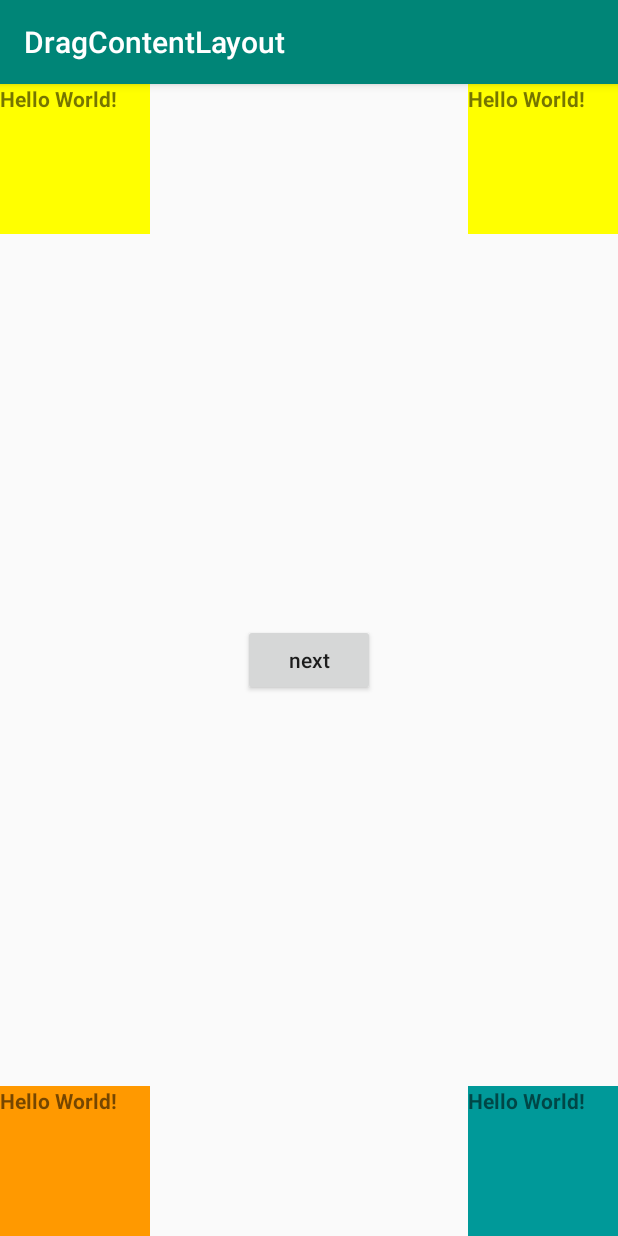
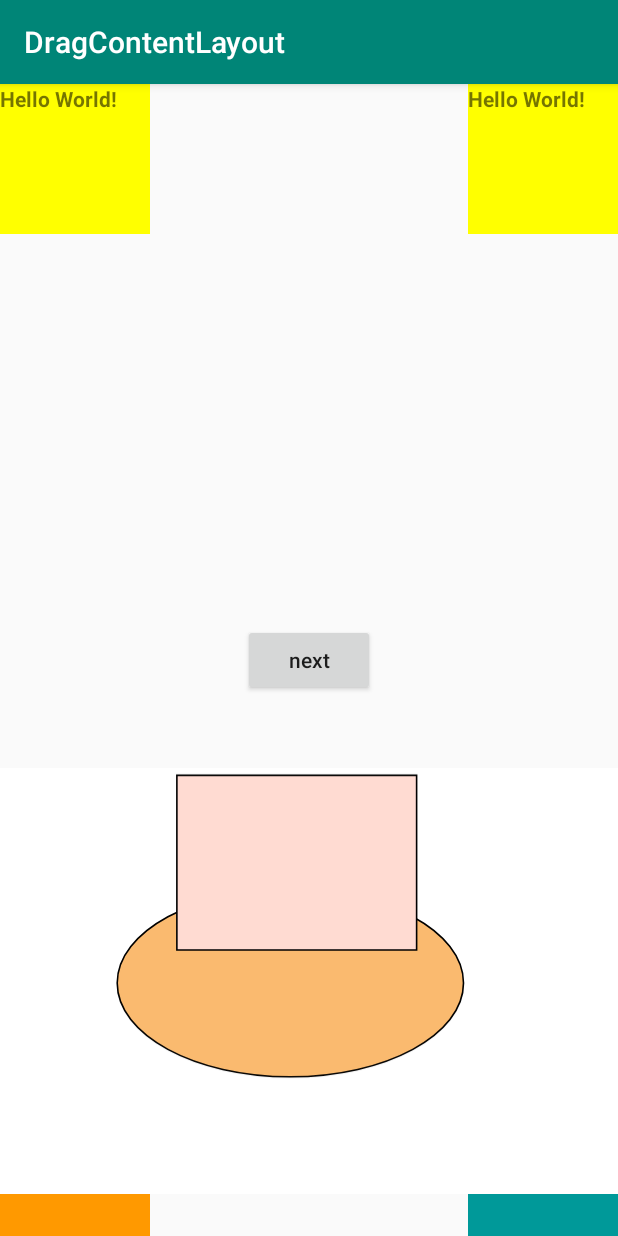
Before and after one commit to zhao2017/DragContentLayout, an Android app: the screen it shows after launch (MainActivity), on a phone screen of 412 x 824 dp. Run offline under Robolectric (Android 15) with nearby library versions, the phone set to English and light mode, and no system bars.

Commit message:
Android 瞄一下 svg

```diff
--- /dev/null
+++ b/app/src/main/res/drawable/svg_image.xml
@@ -0,0 +1,29 @@
+<?xml version="1.0" encoding="utf-8"?>
+<vector xmlns:android="http://schemas.android.com/apk/res/android"
+    android:width="580dp"
+    android:height="400dp"
+    android:viewportWidth="580"
+    android:viewportHeight="400">
+
+    <path
+        android:fillColor="#fff"
+        android:pathData="M -1 -1 H 581 V 401 H -1 V -1 Z" />
+  <!--  <path
+        android:fillColor="#fff"
+        android:pathData="M 0 0 H 100 V 100 H 0 V 0 Z" />-->
+    <path
+        android:fillColor="#FABA6F"
+        android:strokeColor="#000"
+        android:strokeWidth="1.5"
+        android:pathData="M 272.5 113.950012 C 362.246271848 113.950012 435 153.348954015 435 201.950012 C 435 250.551069985 362.246271848 289.950012 272.5 289.950012 C 182.753728152 289.950012 110 250.551069985 110 201.950012 C 110 153.348954015 182.753728152 113.950012 272.5 113.950012 Z" />
+    <path
+        android:fillColor="#FFDBD2"
+        android:strokeColor="#000"
+        android:strokeWidth="1.5"
+        android:pathData="M 166 6.950012 H 391 V 170.950012 H 166 V 6.950012 Z" />
+    <path
+        android:fillColor="#FFDBD2"
+        android:strokeColor="#000"
+        android:strokeWidth="1.5"
+        android:pathData="M -170 61.950012 H -169 V 61.950012 H -170 V 61.950012 Z" />
+</vector>
--- a/app/src/main/res/layout/activity_main.xml
+++ b/app/src/main/res/layout/activity_main.xml
@@ -2,49 +2,57 @@
 <RelativeLayout xmlns:android="http://schemas.android.com/apk/res/android"
     xmlns:tools="http://schemas.android.com/tools"
     android:layout_width="match_parent"
-    android:layout_height="match_parent"
-    >
+    android:layout_height="match_parent">
 
     <test.com.zh.dragcontentlayout.widget.MyViewGroup
         android:layout_width="match_parent"
         android:layout_height="match_parent">
 
         <TextView
-            android:background="#ff0"
-            android:textStyle="bold"
             android:layout_width="100dp"
             android:layout_height="100dp"
+            android:background="#ff0"
             android:text="Hello World!"
-           />
+            android:textStyle="bold" />
+
         <TextView
-            android:background="#ff0"
-            android:textStyle="bold"
             android:layout_width="100dp"
             android:layout_height="100dp"
+            android:background="#ff0"
             android:text="Hello World!"
-           />
+            android:textStyle="bold" />
+
         <TextView
-            android:background="#f90"
-            android:textStyle="bold"
             android:layout_width="100dp"
             android:layout_height="100dp"
+            android:background="#f90"
             android:text="Hello World!"
-           />
+            android:textStyle="bold" />
+
         <TextView
-            android:background="#099"
-            android:textStyle="bold"
             android:layout_width="100dp"
             android:layout_height="100dp"
+            android:background="#099"
             android:text="Hello World!"
-           />
+            android:textStyle="bold" />
     </test.com.zh.dragcontentlayout.widget.MyViewGroup>
 
     <Button
+        android:id="@+id/bt_next"
+        android:layout_width="wrap_content"
+        android:layout_height="wrap_content"
         android:layout_centerInParent="true"
-        android:textAllCaps="false"
         android:onClick="onNextClick"
         android:text="next"
+        android:textAllCaps="false" />
+
+
+    <ImageView
         android:layout_width="wrap_content"
-        android:layout_height="wrap_content" />
+        android:layout_height="wrap_content"
+        android:layout_below="@id/bt_next"
+        android:layout_centerInParent="true"
+        android:layout_marginTop="20dp"
+        android:src="@drawable/svg_image" />
 
 </RelativeLayout>
```
Also changed, not shown: app/src/main/java/test/com/zh/dragcontentlayout/SecondActivity.java (added, +18 -0 lines), app/src/main/java/test/com/zh/dragcontentlayout/widget/DragContentLayout.java (deleted, +0 -35 lines), app/src/main/java/test/com/zh/dragcontentlayout/widget/IInterceptChecker.java (added, +9 -0 lines), app/src/main/java/test/com/zh/dragcontentlayout/widget/SlideContentLayout.java (added, +329 -0 lines), app/src/main/res/layout/activity_drag_layout.xml (added, +14 -0 lines).
